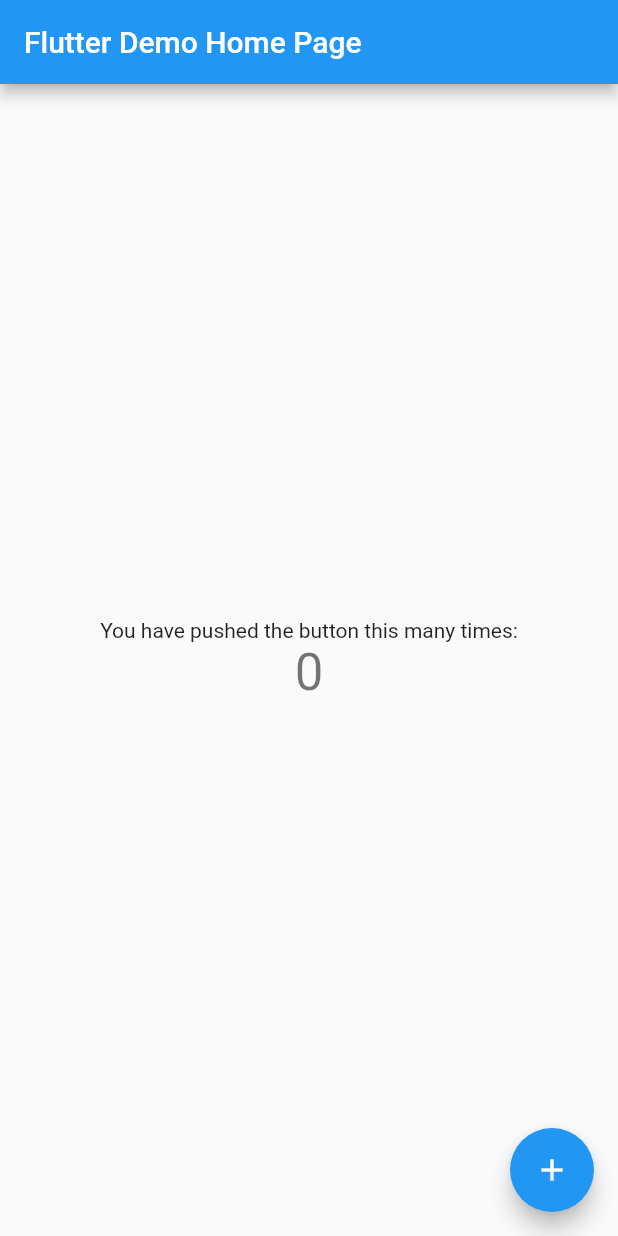
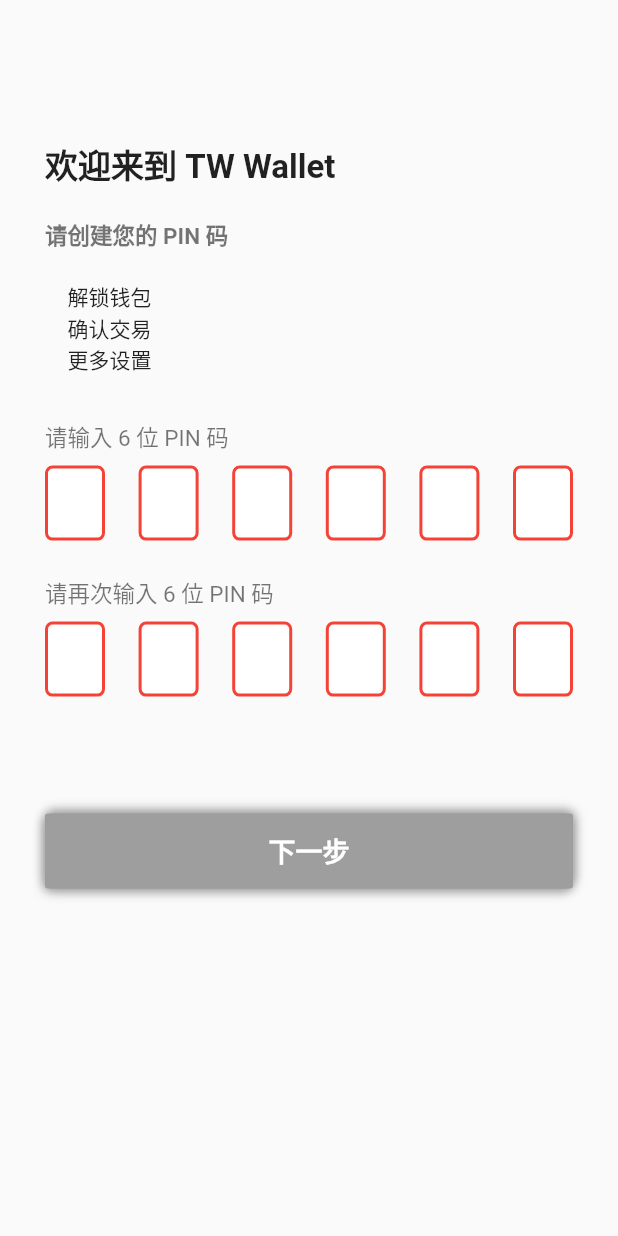
Before and after one commit to tw-bc-group/TWallet, a Flutter app: the screen it shows after launch, on a phone screen of 412 x 824 dp. Run offline on Flutter 3.47's test engine with Material 2 defaults, Android fonts, the phone set to English and light mode, and no system bars; drawn by our look-alikes of pin_code_fields.

Commit message:
new input Pin page

```diff
--- a/lib/main.dart
+++ b/lib/main.dart
@@ -1,4 +1,5 @@
 import 'package:flutter/material.dart';
+import 'package:tw_wallet_ui/src/routes/iPin.dart';
 
 void main() => runApp(MyApp());
 
@@ -20,7 +21,8 @@ class MyApp extends StatelessWidget {
         // is not restarted.
         primarySwatch: Colors.blue,
       ),
-      home: MyHomePage(title: 'Flutter Demo Home Page'),
+      //home: MyHomePage(title: 'Flutter Demo Home Page'),
+      home: PinCodeVerificationScreen(),
     );
   }
 }
--- /dev/null
+++ b/lib/src/routes/color.dart
@@ -0,0 +1,29 @@
+import 'package:flutter/material.dart';
+
+class WalletColor extends Object {
+  static Color blue() {
+    return rgbColor('0x3E71C0');
+  }
+
+  static Color rgbColor(String colorString, {double alpha = 1.0}) {
+    String colorStr = colorString;
+
+    if (!colorStr.startsWith('0xff') && colorStr.length == 6) {
+      colorStr = '0xff' + colorStr;
+    }
+
+    if (colorStr.startsWith('0x') && colorStr.length == 8) {
+      colorStr = colorStr.replaceRange(0, 2, '0xff');
+    }
+    if (colorStr.startsWith('#') && colorStr.length == 7) {
+      colorStr = colorStr.replaceRange(0, 1, '0xff');
+    }
+
+    Color color = Color(int.parse(colorStr));
+    int red = color.red;
+    int green = color.green;
+    int blue = color.blue;
+
+    return Color.fromRGBO(red, green, blue, alpha);
+  }
+}
--- /dev/null
+++ b/lib/src/routes/iPin.dart
@@ -0,0 +1,213 @@
+import 'package:flutter/gestures.dart';
+import 'package:flutter/material.dart';
+import 'package:pin_code_fields/pin_code_fields.dart';
+
+import 'color.dart';
+
+enum _InputStatus {
+  Ok,
+  Diff,
+  Partially,
+}
+
+class PinCodeVerificationScreen extends StatefulWidget {
+  PinCodeVerificationScreen();
+
+  @override
+  _PinCodeVerificationScreenState createState() =>
+      _PinCodeVerificationScreenState();
+}
+
+class _PinCodeVerificationScreenState extends State<PinCodeVerificationScreen> {
+  String pin1 = "";
+  String pin2 = "";
+
+  _InputStatus _inputStatus = _InputStatus.Partially;
+
+  TextEditingController textEditingController1 = TextEditingController();
+  TextEditingController textEditingController2 = TextEditingController();
+
+  Function _judgmentInputStatus(
+      String pin1, String pin2, _InputStatus inputStatus) {
+    _InputStatus curStatus = _InputStatus.Ok;
+
+    if (pin1.length == 6 && pin2.length == 6) {
+      if (pin1 != pin2) {
+        curStatus = _InputStatus.Diff;
+      }
+    } else {
+      curStatus = _InputStatus.Partially;
+    }
+
+    if (curStatus != inputStatus) {
+      return () {
+        return curStatus;
+      };
+    }
+    return null;
+  }
+
+  Decoration _nextButtonDecoration(bool isEnabled) {
+    Color color = Colors.grey;
+
+    if (isEnabled) {
+      color = WalletColor.blue();
+    }
+
+    return BoxDecoration(
+        color: color,
+        borderRadius: BorderRadius.circular(5),
+        boxShadow: [
+          BoxShadow(color: color, offset: Offset(1, -2), blurRadius: 5),
+          BoxShadow(color: color, offset: Offset(-1, 2), blurRadius: 5)
+        ]);
+  }
+
+  Widget _inputPinField(
+      TextEditingController textEditingController, Function onChanged) {
+    return PinCodeTextField(
+      length: 6,
+      obsecureText: true,
+      animationType: AnimationType.fade,
+      shape: PinCodeFieldShape.box,
+      animationDuration: Duration(milliseconds: 300),
+      borderRadius: BorderRadius.circular(5),
+      fieldHeight: 50,
+      backgroundColor: Colors.grey.shade50,
+      fieldWidth: 40,
+      inactiveFillColor: Colors.white,
+      activeFillColor: Colors.white,
+      enableActiveFill: true,
+      textInputType: TextInputType.number,
+      controller: textEditingController,
+      onChanged: onChanged,
+    );
+  }
+
+  @override
+  Widget build(BuildContext context) {
+    return Scaffold(
+      backgroundColor: Colors.grey.shade50,
+      body: GestureDetector(
+        onTap: () {
+          FocusScope.of(context).requestFocus(FocusNode());
+        },
+        child: Container(
+          height: MediaQuery.of(context).size.height,
+          width: MediaQuery.of(context).size.width,
+          child: ListView(
+            children: <Widget>[
+              SizedBox(height: MediaQuery.of(context).size.height / 10),
+              Padding(
+                padding:
+                    const EdgeInsets.symmetric(vertical: 10, horizontal: 30),
+                child: Text(
+                  "欢迎来到 TW Wallet",
+                  style: TextStyle(fontWeight: FontWeight.bold, fontSize: 22),
+                  textAlign: TextAlign.left,
+                ),
+              ),
+              Padding(
+                padding:
+                    const EdgeInsets.symmetric(horizontal: 30.0, vertical: 10),
+                child: RichText(
+                  text: TextSpan(
+                      text: "请创建您的 PIN 码",
+                      style: TextStyle(
+                          color: Colors.black54,
+                          fontWeight: FontWeight.bold,
+                          fontSize: 15)),
+                  textAlign: TextAlign.left,
+                ),
+              ),
+              Padding(
+                padding:
+                    const EdgeInsets.symmetric(horizontal: 45.0, vertical: 10),
+                child: Column(
+                    crossAxisAlignment: CrossAxisAlignment.start,
+                    children: [Text("解锁钱包"), Text("确认交易"), Text("更多设置")]),
+              ),
+              SizedBox(
+                height: 20,
+              ),
+              Padding(
+                padding: const EdgeInsets.symmetric(horizontal: 30.0),
+                child: Text(
+                  "请输入 6 位 PIN 码",
+                  style: TextStyle(color: Colors.black54, fontSize: 15),
+                ),
+              ),
+              Padding(
+                  padding:
+                      const EdgeInsets.symmetric(vertical: 8.0, horizontal: 30),
+                  child: _inputPinField(textEditingController1, (value) {
+                    pin1 = value;
+                    var callback =
+                        _judgmentInputStatus(pin1, pin2, _inputStatus);
+                    if (null != callback) {
+                      setState(() {
+                        _inputStatus = callback();
+                      });
+                    }
+                  })),
+              Padding(
+                padding: const EdgeInsets.symmetric(horizontal: 30.0),
+                child: Text(
+                  "请再次输入 6 位 PIN 码",
+                  style: TextStyle(color: Colors.black54, fontSize: 15),
+                ),
+              ),
+              Padding(
+                  padding:
+                      const EdgeInsets.symmetric(vertical: 8.0, horizontal: 30),
+                  child: _inputPinField(textEditingController2, (value) {
+                    pin2 = value;
+                    var callback =
+                        _judgmentInputStatus(pin1, pin2, _inputStatus);
+                    if (null != callback) {
+                      setState(() {
+                        _inputStatus = callback();
+                      });
+                    }
+                  })),
+              Padding(
+                padding: const EdgeInsets.symmetric(horizontal: 30.0),
+                child: Text(
+                  _inputStatus == _InputStatus.Diff ? "* 请输入一致的 PIN 码" : "",
+                  style: TextStyle(color: Colors.red.shade300, fontSize: 15),
+                ),
+              ),
+              SizedBox(
+                height: 20,
+              ),
+              Container(
+                margin:
+                    const EdgeInsets.symmetric(vertical: 16.0, horizontal: 30),
+                child: ButtonTheme(
+                  height: 50,
+                  child: FlatButton(
+                    disabledColor: Colors.grey,
+                    onPressed: _inputStatus != _InputStatus.Ok ? null : () {},
+                    child: Center(
+                        child: Text(
+                      "下一步",
+                      style: TextStyle(
+                          color: Colors.white,
+                          fontSize: 18,
+                          fontWeight: FontWeight.bold),
+                    )),
+                  ),
+                ),
+                decoration:
+                    _nextButtonDecoration(_inputStatus == _InputStatus.Ok),
+              ),
+              SizedBox(
+                height: 16,
+              ),
+            ],
+          ),
+        ),
+      ),
+    );
+  }
+}
--- a/pubspec.yaml
+++ b/pubspec.yaml
@@ -23,6 +23,8 @@ dependencies:
   # The following adds the Cupertino Icons font to your application.
   # Use with the CupertinoIcons class for iOS style icons.
   cupertino_icons: ^0.1.2
+  flare_flutter: ^2.0.1
+  pin_code_fields: ^2.4.0
 
 dev_dependencies:
   flutter_test:
```
Also changed, not shown: pubspec.lock.
